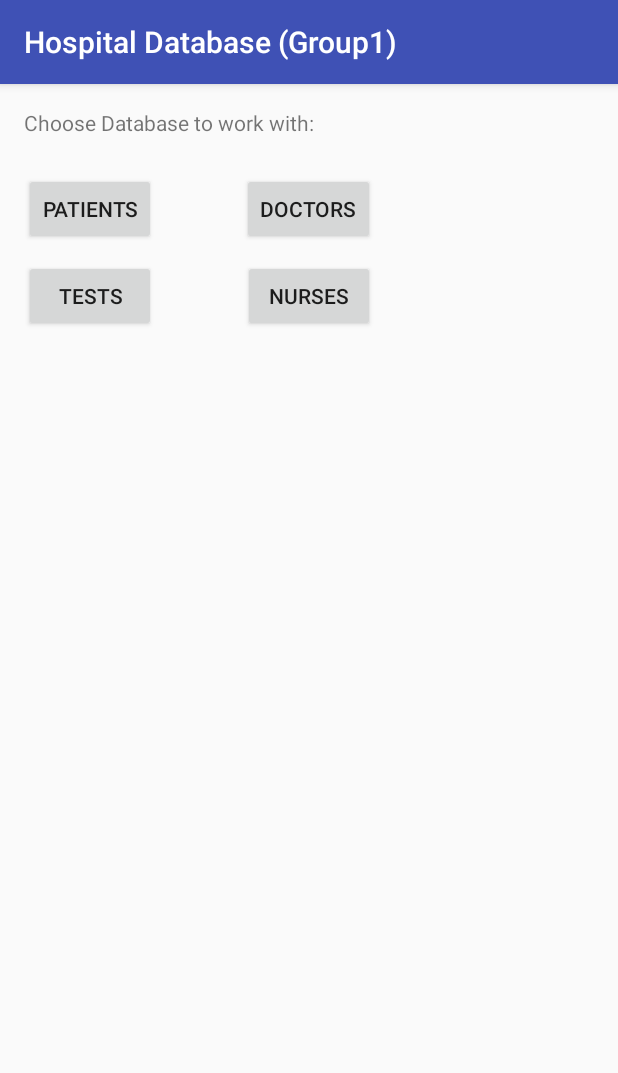
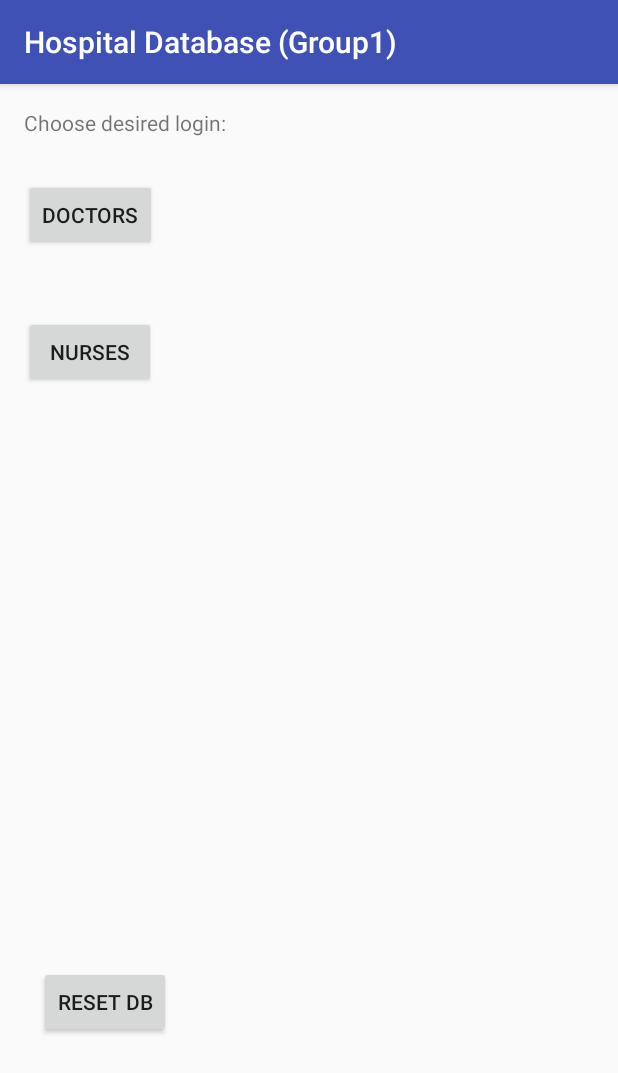
Before and after one commit to Riml/comp304-lab4, an Android app: the screen it shows after launch (MainActivity), on a phone screen of 412 x 824 dp. Shown: the top 1073 px of the screen. Run offline under Robolectric (Android 15) with nearby library versions, the phone set to English and light mode, and no system bars.

Commit message:
basic functionality in place

```diff
--- a/app/src/main/AndroidManifest.xml
+++ b/app/src/main/AndroidManifest.xml
@@ -16,7 +16,6 @@
             </intent-filter>
         </activity>
         <activity android:name=".DatabaseManager" />
-        <activity android:name=".DbViewer" />
         <activity android:name=".AddPatient" />
         <activity android:name=".NurseView" />
         <activity android:name=".AddTest"></activity>
--- a/app/src/main/java/com/comp304/group1/lab4/MainActivity.java
+++ b/app/src/main/java/com/comp304/group1/lab4/MainActivity.java
@@ -3,9 +3,12 @@ package com.comp304.group1.lab4;
 import android.content.ContentValues;
 import android.content.Intent;
 import android.content.SharedPreferences;
+import android.database.sqlite.SQLiteDatabase;
+import android.os.Debug;
 import android.support.v7.app.AppCompatActivity;
 import android.os.Bundle;
 import android.os.Bundle;
+import android.util.Log;
 import android.view.View;
 
 public class MainActivity extends AppCompatActivity {
@@ -29,17 +32,18 @@ public class MainActivity extends AppCompatActivity {
 
 
     };
+    private DatabaseManager db;
 
     @Override
     protected void onCreate(Bundle savedInstanceState) {
         super.onCreate(savedInstanceState);
         setContentView(R.layout.activity_main);
-        final DatabaseManager db = new DatabaseManager(this);
+        db = new DatabaseManager(this);
         //db.createDatabase(getApplicationContext());
         db.dbInitialize( tables,tableCreatorString);
 
         getSupportActionBar().setTitle("Hospital Database (Group1)");
-        prepopulateTable(db);
+
 
 
     }
@@ -50,24 +54,38 @@ public class MainActivity extends AppCompatActivity {
 
     }
 
-    private void prepopulateTable(DatabaseManager db){
+    public void onClickReset(View v){
+
+        db.truncateTable("tbl_doctor");
+        db.truncateTable("tbl_nurse");
+        db.prePopulateDB();
+
+
+
+    }
+
+    private void prepopulateTable(){
         //pre-populate table
         SharedPreferences myPrefs = getSharedPreferences("myPrefs", MODE_PRIVATE);
         int i = myPrefs.getInt("dbReady", 0); // return 0 if dbReady doesn't exist
         if(i==0){
+            Log.i("PREP","Done");
 
             ContentValues values = new ContentValues();
             String doctorFields[] = {"nurse_id","firstname","lastname","department"};
             String nurseFields[] = {"doctor_id","firstname","lastname","department"};
-            String doctorRecord1[]={null,"Jacky","Zhang","Human Experiments"};
+            String doctorRecord1[]={null,"Jacky2","Zhang","Human Experiments"};
             String nurseRecord1[]={null,"Ilmir","Taychinov","Morgue"};
-            String doctorRecord2[]={null,"Josh","Bender","Human Experiments"};
+            db.addRecord(values, "tbl_doctor", doctorFields,nurseRecord1);
+            ContentValues values2 = new ContentValues();
+            db.addRecord(values2, "tbl_doctor", doctorFields,doctorRecord1);
+
+
+            String doctorRecord2[]={null,"Josh2","Bender","Human Experiments"};
             String nurseRecord2[]={null,"Konika","Gupta","Human Experiments"};
+            db.addRecord(values, "tbl_nurse", nurseFields,nurseRecord2);
+            db.addRecord(values, "tbl_doctor", doctorFields,doctorRecord2);
 
-            db.addRecord(values, "tbl_nurse", nurseFields,nurseRecord1);
-            db.addRecord(values, "tbl_nurse", nurseFields,nurseRecord2);
-            db.addRecord(values, "tbl_doctor", doctorFields,doctorRecord1);
-            db.addRecord(values, "tbl_doctor", doctorFields,doctorRecord2);
 
             SharedPreferences.Editor e = myPrefs.edit();
             e.putInt("dbReady", 1); // add or overwrite dbReady
--- a/app/src/main/res/layout/activity_main.xml
+++ b/app/src/main/res/layout/activity_main.xml
@@ -17,37 +17,33 @@
         android:layout_alignParentEnd="true" />
 
     <Button
-        android:text="Patients"
+        android:text="Nurses"
+        android:onClick="nurseClick"
         android:layout_width="wrap_content"
         android:layout_height="wrap_content"
+        android:id="@+id/btnNursesDb"
         android:layout_marginTop="43dp"
-        android:id="@+id/btnPatientsDb"
-        android:layout_alignParentStart="true" />
+        android:layout_below="@+id/btnDoctorsDb"
+        android:layout_alignStart="@+id/btnDoctorsDb" />
 
     <Button
         android:text="Doctors"
         android:layout_width="wrap_content"
         android:layout_height="wrap_content"
         android:id="@+id/btnDoctorsDb"
-        android:layout_above="@+id/btnTestsDb"
-        android:layout_centerHorizontal="true" />
+        android:layout_marginTop="47dp"
+        android:layout_below="@+id/textView"
+        android:layout_alignParentStart="true" />
 
     <Button
-        android:text="Nurses"
-        android:onClick="nurseClick"
+        android:text="Reset DB"
         android:layout_width="wrap_content"
         android:layout_height="wrap_content"
-        android:id="@+id/btnNursesDb"
-        android:layout_alignBaseline="@+id/btnTestsDb"
-        android:layout_alignBottom="@+id/btnTestsDb"
-        android:layout_centerHorizontal="true" />
+        android:layout_marginBottom="116dp"
+        android:id="@+id/btnReset"
+        android:layout_alignParentBottom="true"
+        android:layout_alignParentStart="true"
+        android:layout_marginStart="10dp"
+        android:onClick="onClickReset" />
 
-    <Button
-        android:text="Tests"
-        android:layout_width="wrap_content"
-        android:layout_height="wrap_content"
-        android:id="@+id/btnTestsDb"
-        android:layout_marginTop="10dp"
-        android:layout_below="@+id/btnPatientsDb"
-        android:layout_alignEnd="@+id/btnPatientsDb" />
 </RelativeLayout>
--- a/app/src/main/res/values/strings.xml
+++ b/app/src/main/res/values/strings.xml
@@ -1,6 +1,6 @@
 <resources>
     <string name="app_name">Lab4</string>
-    <string name="txtChooseDB">Choose Database to work with:</string>
+    <string name="txtChooseDB">Choose desired login:</string>
 
     //Nurse view
     <string name="txtNurseChoose">What would you like to do?</string>
```
Also changed, not shown: app/src/main/java/com/comp304/group1/lab4/AddPatient.java (+26 -17 lines), app/src/main/java/com/comp304/group1/lab4/DatabaseManager.java (+23 -0 lines), app/src/main/java/com/comp304/group1/lab4/DbViewer.java (deleted, +0 -13 lines), app/src/main/java/com/comp304/group1/lab4/NurseView.java (+8 -2 lines), app/src/main/res/layout/activity_add_test.xml (+13 -0 lines), app/src/main/res/layout/activity_db_viewer.xml (deleted, +0 -13 lines), app/src/main/res/layout/activity_nurse_view.xml (+12 -12 lines).
